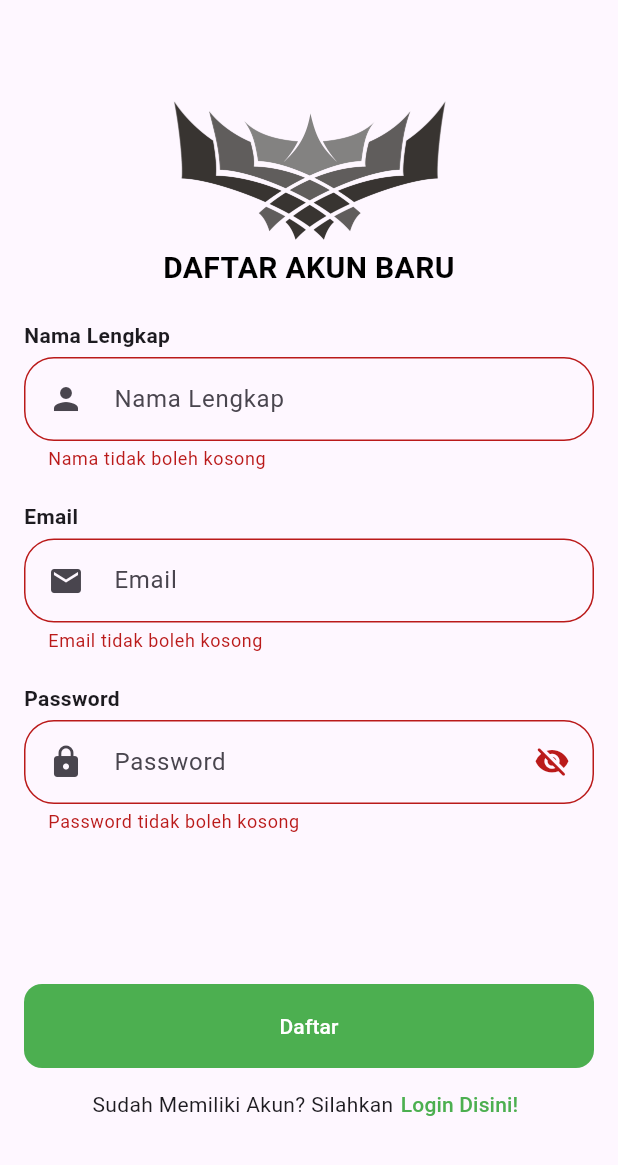
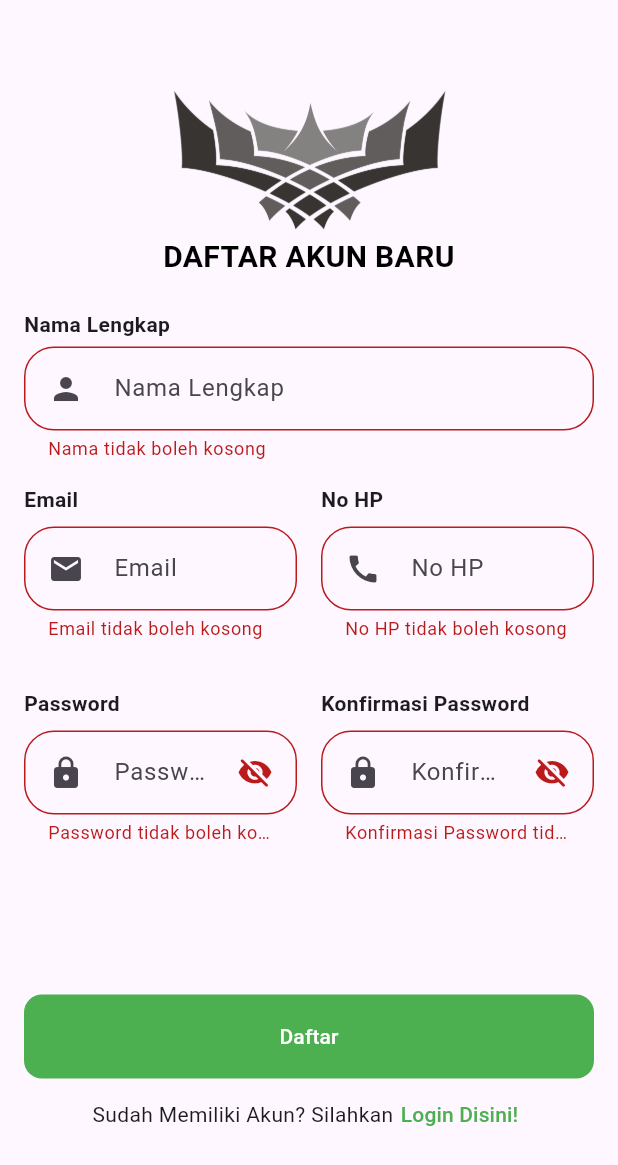
Before and after one commit to nadiacahyadewi/20220140001_UCP1Flutter, a Flutter app: the RegisterPage screen opened directly, after a tap on "Daftar", on a phone screen of 412 x 824 dp. Shown: the top 1165 px of the screen. Run offline on Flutter 3.47's test engine with Material 3 defaults, Android fonts, the phone set to English and light mode, and no system bars.

Commit message:
membuat parameter baru dan textfield menjadi 4 row

```diff
--- a/lib/register_page.dart
+++ b/lib/register_page.dart
@@ -12,8 +12,12 @@ class RegisterPage extends StatefulWidget {
 class _RegisterPageState extends State<RegisterPage> {
   final TextEditingController emailController = TextEditingController();
   final TextEditingController passwordController = TextEditingController();
+  final TextEditingController namalengkapController = TextEditingController();
+  final TextEditingController noHPController = TextEditingController();
+  final TextEditingController konfirpasswordController = TextEditingController();
 
   bool isPasswordVisible = false;
+  bool isKonfirVisible = false;
 
   @override
   void initState() {
@@ -62,7 +66,7 @@ class _RegisterPageState extends State<RegisterPage> {
               ),
 
               TextFormField(
-                controller: emailController,
+                controller: namalengkapController,
                 decoration: InputDecoration(
                   border: OutlineInputBorder(
                     borderRadius: BorderRadius.circular(20),
@@ -82,9 +86,13 @@ class _RegisterPageState extends State<RegisterPage> {
               ),
 
               Row(
-                mainAxisAlignment: MainAxisAlignment.start,
+                mainAxisAlignment: MainAxisAlignment.spaceBetween,
+                crossAxisAlignment: CrossAxisAlignment.start,
                 children: [
-                  const SizedBox(height: 45),
+                  Expanded(
+                    child: Column(
+                      crossAxisAlignment: CrossAxisAlignment.start,
+                      children: [
                         const Padding(
                           padding: EdgeInsets.only(top: 16.0),
                           child: Text(
@@ -92,9 +100,7 @@ class _RegisterPageState extends State<RegisterPage> {
                             style: TextStyle(fontWeight: FontWeight.bold),
                           ),
                         ),
-                ],
-              ),
-
+                        const SizedBox(height: 8),
                         TextFormField(
                           controller: emailController,
                           decoration: InputDecoration(
@@ -102,7 +108,7 @@ class _RegisterPageState extends State<RegisterPage> {
                               borderRadius: BorderRadius.circular(20),
                             ),
                             hintText: "Email",
-                  prefixIcon: Padding(
+                            prefixIcon: const Padding(
                               padding: EdgeInsets.all(16.0),
                               child: Icon(Icons.email),
                             ),
@@ -114,11 +120,58 @@ class _RegisterPageState extends State<RegisterPage> {
                             return null;
                           },
                         ),
+                      ],
+                    ),
+                  ),
+                  const SizedBox(width: 16),
+
+                  Expanded(
+                    child: Column(
+                      crossAxisAlignment: CrossAxisAlignment.start,
+                      children: [
+                        const Padding(
+                          padding: EdgeInsets.only(top: 16.0),
+                          child: Text(
+                            'No HP',
+                            style: TextStyle(fontWeight: FontWeight.bold),
+                          ),
+                        ),
+                        const SizedBox(height: 8),
+                        TextFormField(
+                          controller: noHPController,
+                          decoration: InputDecoration(
+                            border: OutlineInputBorder(
+                              borderRadius: BorderRadius.circular(20),
+                            ),
+                            hintText: "No HP",
+                            prefixIcon: const Padding(
+                              padding: EdgeInsets.all(16.0),
+                              child: Icon(Icons.call),
+                            ),
+                          ),
+                          validator: (value) {
+                            if (value == null || value.isEmpty) {
+                              return 'No HP tidak boleh kosong';
+                            }
+                            return null;
+                          },
+                        ),
+                      ],
+                    ),
+                  ),
+                ],
+              ),
+
+              const SizedBox(height: 16),
 
               Row(
-                mainAxisAlignment: MainAxisAlignment.start,
+                mainAxisAlignment: MainAxisAlignment.spaceBetween,
+                crossAxisAlignment: CrossAxisAlignment.start,
                 children: [
-                  const SizedBox(height: 45),
+                  Expanded(
+                    child: Column(
+                      crossAxisAlignment: CrossAxisAlignment.start,
+                      children: [
                         const Padding(
                           padding: EdgeInsets.only(top: 16.0),
                           child: Text(
@@ -126,9 +179,7 @@ class _RegisterPageState extends State<RegisterPage> {
                             style: TextStyle(fontWeight: FontWeight.bold),
                           ),
                         ),
-                ],
-              ),
-
+                        const SizedBox(height: 8),
                         TextFormField(
                           obscureText: !isPasswordVisible,
                           controller: passwordController,
@@ -136,15 +187,13 @@ class _RegisterPageState extends State<RegisterPage> {
                             border: OutlineInputBorder(
                               borderRadius: BorderRadius.circular(20),
                             ),
-
                             hintText: 'Password',
-                  prefixIcon: Padding(
+                            prefixIcon: const Padding(
                               padding: EdgeInsets.all(16.0),
                               child: Icon(Icons.lock),
                             ),
-
                             suffixIcon: Padding(
-                    padding: EdgeInsets.all(16.0),
+                              padding: const EdgeInsets.all(16.0),
                               child: GestureDetector(
                                 onTap: () {
                                   setState(() {
@@ -159,13 +208,72 @@ class _RegisterPageState extends State<RegisterPage> {
                               ),
                             ),
                           ),
-
                           validator: (value) {
                             if (value == null || value.isEmpty) {
                               return 'Password tidak boleh kosong';
                             }
                             return null;
                           },
+                        ),
+                      ],
+                    ),
+                  ),
+                  const SizedBox(width: 16),
+
+                  Expanded(
+                    child: Column(
+                      crossAxisAlignment: CrossAxisAlignment.start,
+                      children: [
+                        const Padding(
+                          padding: EdgeInsets.only(top: 16.0),
+                          child: Text(
+                            'Konfirmasi Password',
+                            style: TextStyle(fontWeight: FontWeight.bold),
+                          ),
+                        ),
+                        const SizedBox(height: 8),
+                        TextFormField(
+                          obscureText: !isKonfirVisible,
+                          controller: konfirpasswordController,
+                          decoration: InputDecoration(
+                            border: OutlineInputBorder(
+                              borderRadius: BorderRadius.circular(20),
+                            ),
+                            hintText: 'Konfirmasi Password',
+                            prefixIcon: const Padding(
+                              padding: EdgeInsets.all(16.0),
+                              child: Icon(Icons.lock),
+                            ),
+                            suffixIcon: Padding(
+                              padding: const EdgeInsets.all(16.0),
+                              child: GestureDetector(
+                                onTap: () {
+                                  setState(() {
+                                    isKonfirVisible = !isKonfirVisible;
+                                  });
+                                },
+                                child: Icon(
+                                  isKonfirVisible
+                                      ? Icons.visibility_rounded
+                                      : Icons.visibility_off_rounded,
+                                ),
+                              ),
+                            ),
+                          ),
+                          validator: (value) {
+                            if (value == null || value.isEmpty) {
+                              return 'Konfirmasi Password tidak boleh kosong';
+                            }
+                            if (value != passwordController.text) {
+                              return 'Konfirmasi Password harus sama dengan Password';
+                            }
+                            return null;
+                          },
+                        ),
+                      ],
+                    ),
+                  ),
+                ],
               ),
 
               SizedBox(height: 100),
@@ -186,9 +294,7 @@ class _RegisterPageState extends State<RegisterPage> {
                   style: FilledButton.styleFrom(
                     backgroundColor: Colors.green,
                     shape: RoundedRectangleBorder(
-                      borderRadius: BorderRadius.circular(
-                        12,
-                      ),
+                      borderRadius: BorderRadius.circular(12),
                     ),
                   ),
                   child: Text('Daftar'),
@@ -207,9 +313,7 @@ class _RegisterPageState extends State<RegisterPage> {
                       onPressed: () {
                         Navigator.push(
                           context,
-                          MaterialPageRoute(
-                            builder: (context) => LoginPage(),
-                          ),
+                          MaterialPageRoute(builder: (context) => LoginPage()),
                         );
                       },
                       style: TextButton.styleFrom(padding: EdgeInsets.all(5)),
```
Lines whose indentation alone changed are shown as unchanged.
